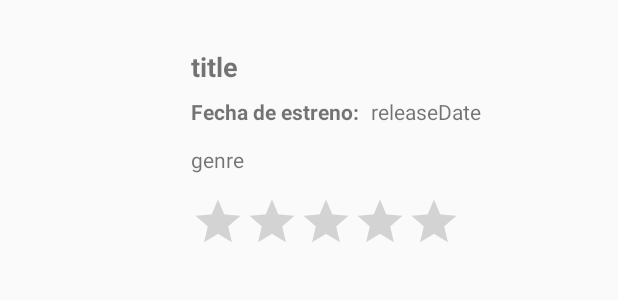
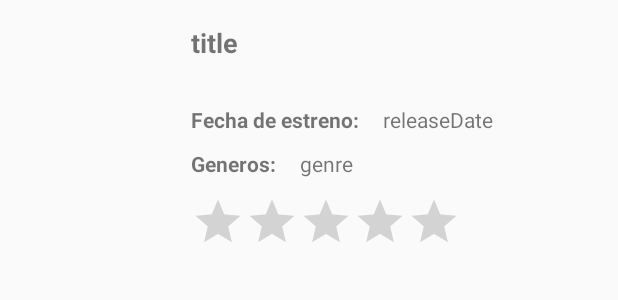
Before and after one commit to UTN-FRBA-Mobile/Cinemapp, an Android app: the layout popular_movies_item.xml on its own in the app's theme, with its tools: preview values and no code run, on a phone screen of 412 x 824 dp. Shown: the top 300 px of the screen. Run offline under Robolectric (Android 15) with nearby library versions, the phone set to English and light mode, and no system bars.

Commit message:
agrego los generos a la vista principal

```diff
--- /dev/null
+++ b/app/src/main/java/com/utn/frba/cinemapp/data/api/entity/GenresResult.kt
@@ -0,0 +1,5 @@
+package com.utn.frba.cinemapp.data.api.entity
+
+data class GenresResult(
+    var genres: List<GenreData>
+)
--- a/app/src/main/java/com/utn/frba/cinemapp/data/api/entity/MovieData.kt
+++ b/app/src/main/java/com/utn/frba/cinemapp/data/api/entity/MovieData.kt
@@ -39,5 +39,8 @@ data class MovieData(
     var releaseDate: Date,
 
     @SerializedName("overview")
-    var overview: String? = null
+    var overview: String? = null,
+
+    @SerializedName("genre_ids")
+    var genre_ids: List<Int>? = null
 )
--- a/app/src/main/java/com/utn/frba/cinemapp/data/api/mappers/MovieDataEntityMapper.kt
+++ b/app/src/main/java/com/utn/frba/cinemapp/data/api/mappers/MovieDataEntityMapper.kt
@@ -22,7 +22,8 @@ class MovieDataEntityMapper @Inject constructor() : Mapper<MovieData, MovieEntit
             backdropPath = from.backdropPath,
             originalTitle = from.originalTitle,
             releaseDate = from.releaseDate,
-            overview = from.overview
+            overview = from.overview,
+            genre_ids = from.genre_ids
         )
     }
 }
--- a/app/src/main/java/com/utn/frba/cinemapp/data/api/rest/ThemoviedbRestApi.kt
+++ b/app/src/main/java/com/utn/frba/cinemapp/data/api/rest/ThemoviedbRestApi.kt
@@ -1,5 +1,6 @@
 package com.utn.frba.cinemapp.data.api.rest
 
+import com.utn.frba.cinemapp.data.api.entity.GenresResult
 import com.utn.frba.cinemapp.data.api.entity.MovieDetailsData
 import com.utn.frba.cinemapp.data.api.entity.MovieListResult
 import retrofit2.Call
@@ -13,4 +14,7 @@ interface ThemoviedbRestApi {
 
     @GET("movie/{id}?append_to_response=videos,reviews")
     fun getDetailMovie(@Path(value = "id") id: Int): Call<MovieDetailsData>
+
+    @GET("genre/movie/list")
+    fun getGenres(): Call<GenresResult>
 }
--- a/app/src/main/java/com/utn/frba/cinemapp/domain/entities/MovieEntity.kt
+++ b/app/src/main/java/com/utn/frba/cinemapp/domain/entities/MovieEntity.kt
@@ -19,6 +19,8 @@ data class MovieEntity(
     var originalTitle: String,
     var backdropPath: String?,
     var releaseDate: Date,
-    var overview: String? = null
+    var overview: String? = null,
+    var genre_ids: List<Int>? = null,
+    var genres: List<GenreEntity>? = null
 
 ) : Serializable
--- a/app/src/main/java/com/utn/frba/cinemapp/presentation/ui/popularMovies/ListMoviesAdapter.kt
+++ b/app/src/main/java/com/utn/frba/cinemapp/presentation/ui/popularMovies/ListMoviesAdapter.kt
@@ -55,7 +55,7 @@ class ViewHolder(
         val sdf = SimpleDateFormat("dd/MM/yyyy")
 
         vista.title.text = movie.title
-        vista.genre.text = movie.details?.genres?.joinToString { it.name + ", " }
+        vista.genre.text = movie.genres?.joinToString { it.name }
         vista.stars.rating = movie.voteAverage.toFloat() * 0.5f
         vista.releaseDate.text = sdf.format(movie.releaseDate)
 
--- a/app/src/main/res/layout/popular_movies_item.xml
+++ b/app/src/main/res/layout/popular_movies_item.xml
@@ -2,10 +2,10 @@
 <androidx.constraintlayout.widget.ConstraintLayout xmlns:android="http://schemas.android.com/apk/res/android"
     xmlns:app="http://schemas.android.com/apk/res-auto"
     xmlns:tools="http://schemas.android.com/tools"
+    android:id="@+id/popular_movies_constraint_layout"
     android:layout_width="match_parent"
     android:layout_height="wrap_content"
-    android:background="?android:attr/selectableItemBackground"
-    android:id="@+id/popular_movies_constraint_layout">
+    android:background="?android:attr/selectableItemBackground">
 
     <androidx.constraintlayout.widget.Guideline
         android:id="@+id/guideline"
@@ -45,23 +45,36 @@
         android:layout_width="wrap_content"
         android:layout_height="wrap_content"
         android:layout_marginStart="20dp"
-        android:layout_marginTop="16dp"
+        android:lines="2"
         android:text="title"
+        android:textSize="18sp"
         android:textStyle="bold"
-        android:textSize="18sp"
         app:layout_constraintStart_toEndOf="@+id/movie_image"
         app:layout_constraintTop_toTopOf="@+id/guideline"
+        tools:ignore="HardcodedText" />
+
+    <TextView
+        android:id="@+id/genrePrefix"
+        android:layout_width="wrap_content"
+        android:layout_height="wrap_content"
+        android:layout_marginStart="20dp"
+        android:layout_marginTop="10dp"
+        android:text="Generos:"
+        android:textStyle="bold"
+        app:layout_constraintStart_toEndOf="@+id/movie_image"
+        app:layout_constraintTop_toBottomOf="@+id/releaseDatePrefix"
         tools:ignore="HardcodedText" />
 
     <TextView
         android:id="@+id/genre"
         android:layout_width="wrap_content"
         android:layout_height="wrap_content"
-        android:layout_marginStart="20dp"
-        android:layout_marginTop="40dp"
+        android:layout_marginStart="16dp"
+        android:layout_marginTop="10dp"
         android:text="genre"
-        app:layout_constraintStart_toEndOf="@+id/movie_image"
-        app:layout_constraintTop_toBottomOf="@+id/title"
+        android:lines="2"
+        app:layout_constraintStart_toEndOf="@+id/genrePrefix"
+        app:layout_constraintTop_toBottomOf="@+id/releaseDatePrefix"
         tools:ignore="HardcodedText" />
 
     <TextView
@@ -70,8 +83,8 @@
         android:layout_height="wrap_content"
         android:layout_marginStart="20dp"
         android:layout_marginTop="8dp"
+        android:text="Fecha de estreno:"
         android:textStyle="bold"
-        android:text="Fecha de estreno:"
         app:layout_constraintStart_toEndOf="@+id/movie_image"
         app:layout_constraintTop_toBottomOf="@+id/title"
         tools:ignore="HardcodedText" />
@@ -80,7 +93,7 @@
         android:id="@+id/releaseDate"
         android:layout_width="wrap_content"
         android:layout_height="wrap_content"
-        android:layout_marginStart="8dp"
+        android:layout_marginStart="16dp"
         android:layout_marginTop="8dp"
         android:text="releaseDate"
         app:layout_constraintStart_toEndOf="@+id/releaseDatePrefix"
```
Also changed, not shown: app/src/main/java/com/utn/frba/cinemapp/data/api/service/MoviesDataStoreImpl.kt (+22 -52 lines), app/src/main/java/com/utn/frba/cinemapp/domain/servicies/MoviesDataStore.kt (+9 -0 lines), app/src/main/java/com/utn/frba/cinemapp/presentation/ui/popularMovies/MoviesActivity.kt (+20 -0 lines).
